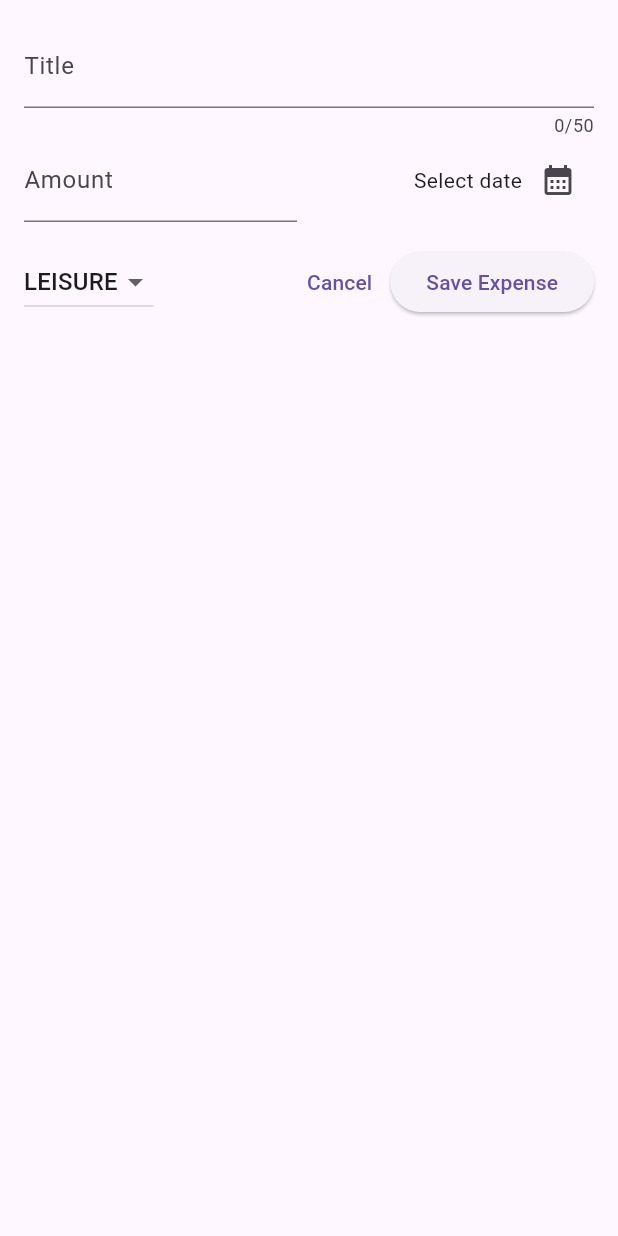
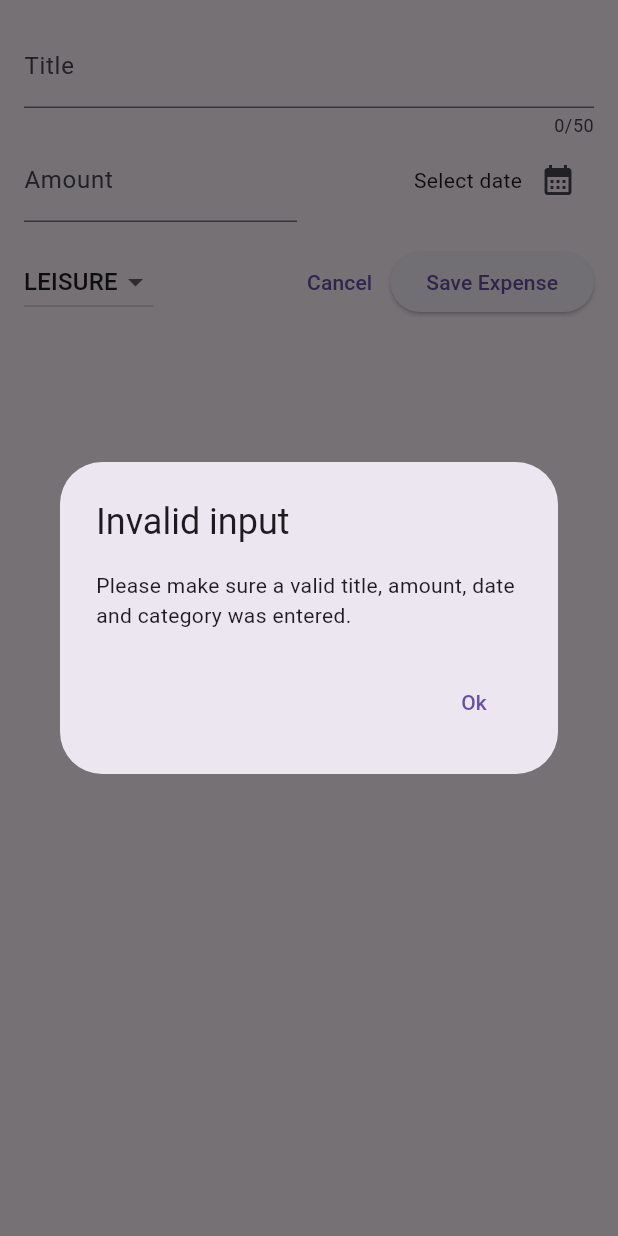
Before and after one commit to thephotogenicbug/expense_tracker, a Flutter app: the NewExpense widget shown alone on an empty page, opened directly, after a tap on "Save Expense", on a phone screen of 412 x 824 dp. Run offline on Flutter 3.47's test engine with Material 2 defaults, Android fonts, the phone set to English and light mode, and no system bars.

Commit message:
setup input validation

```diff
--- a/lib/widgets/new_expense.dart
+++ b/lib/widgets/new_expense.dart
@@ -33,6 +33,31 @@ class _NewExpenseState extends State<NewExpense> {
     setState(() {
       _selectedDate = pickedDate;
     });
+  }
+
+  void _submitExpenseData() {
+    final enteredAmount = double.tryParse(_amountController.text);
+    final amountIsInvalid = enteredAmount == null || enteredAmount <= 0;
+    if (_titleController.text.trim().isEmpty ||
+        amountIsInvalid ||
+        _selectedDate == null) {
+      showDialog(
+        context: context,
+        builder: (ctx) => AlertDialog(
+          title: const Text("Invalid input"),
+          content: const Text(
+              "Please make sure a valid title, amount, date and category was entered."),
+          actions: [
+            TextButton(
+                onPressed: () {
+                  Navigator.pop(ctx);
+                },
+                child: const Text("Ok"))
+          ],
+        ),
+      );
+      return;
+    }
   }
 
   @override
@@ -117,10 +142,7 @@ class _NewExpenseState extends State<NewExpense> {
                 child: const Text("Cancel"),
               ),
               ElevatedButton(
-                  onPressed: () {
-                    print(_titleController.text);
-                    print(_amountController.text);
-                  },
+                  onPressed: _submitExpenseData,
                   child: const Text("Save Expense"))
             ],
           )
```
